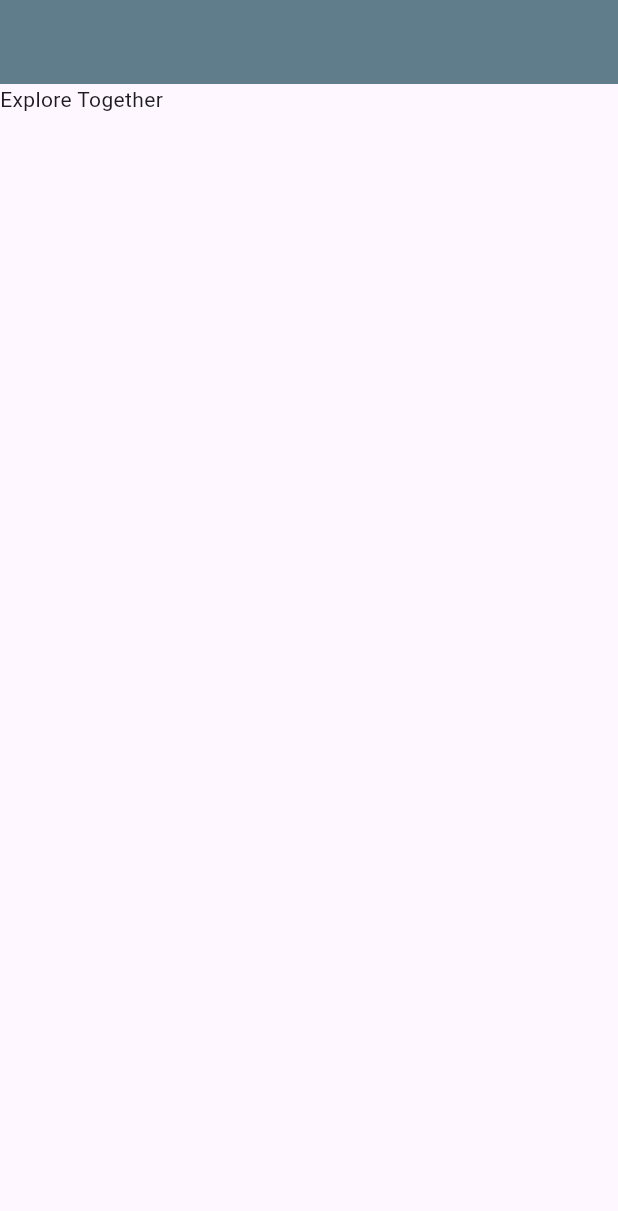
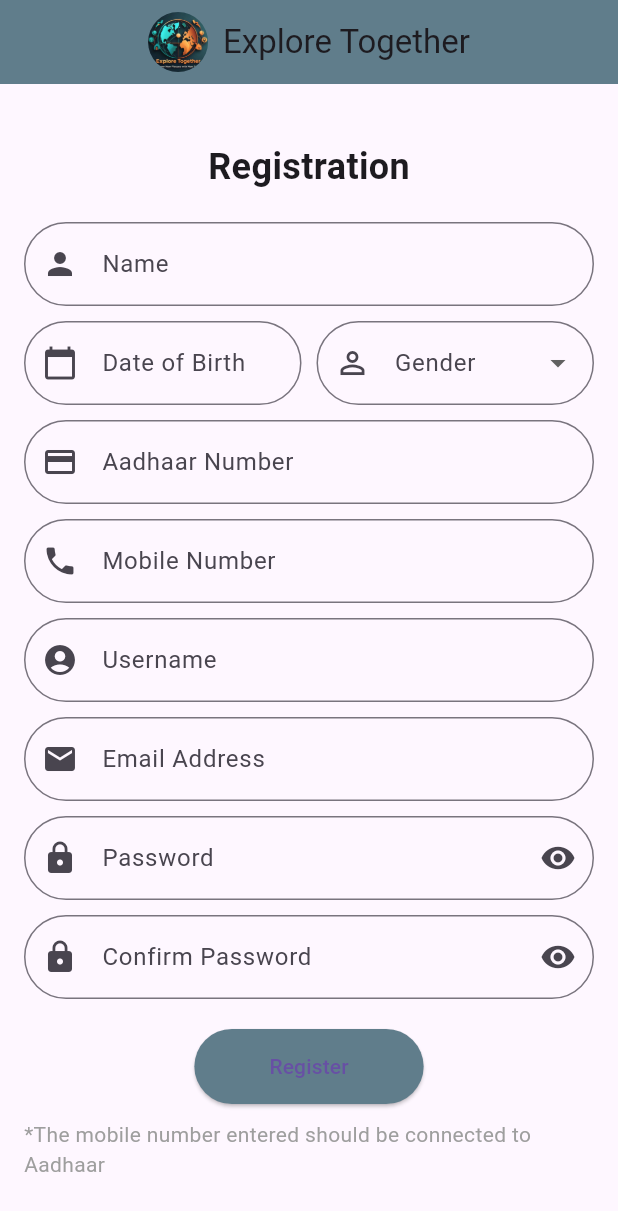
Before and after one commit to aswanth-team/ExploreTogether, a Flutter app: the screen it shows after launch, on a phone screen of 412 x 824 dp. Shown: the top 1211 px of the screen. Run offline on Flutter 3.47's test engine with Material 3 defaults, Android fonts, the phone set to English and light mode, and no system bars.

Commit message:
aswanth2commit2

```diff
--- a/lib/main.dart
+++ b/lib/main.dart
@@ -1,7 +1,8 @@
 import 'package:flutter/material.dart';
 import 'package:flutter_application_1/user/screens/login_screen.dart';
+import 'package:flutter_application_1/user/screens/registration_screen.dart';
 
 void main() {
-  runApp(MaterialApp(home: LoginScreen()));
+  runApp(MaterialApp(home: RegistrationScreen()));
 
 }
--- /dev/null
+++ b/lib/user/screens/registration_screen.dart
@@ -0,0 +1,252 @@
+import 'package:flutter/material.dart';
+import 'package:flutter_application_1/user/screens/login_screen.dart';
+
+class RegistrationScreen extends StatefulWidget {
+  const RegistrationScreen({super.key});
+
+  @override
+  State<RegistrationScreen> createState() => _RegistrationScreenState();
+}
+
+
+class _RegistrationScreenState extends State<RegistrationScreen> {
+  final _formKey = GlobalKey<FormState>();
+  TextEditingController nameController = TextEditingController();
+  TextEditingController dobController = TextEditingController();
+  TextEditingController aadhaarController = TextEditingController();
+  TextEditingController mobileController = TextEditingController();
+  TextEditingController usernameController = TextEditingController();
+  TextEditingController emailController = TextEditingController();
+  TextEditingController passwordController = TextEditingController();
+  TextEditingController confirmPasswordController = TextEditingController();
+  String? gender;
+  bool _isPasswordHidden = true;
+  bool _isConfirmPasswordHidden = true;
+
+  Future<void> _selectDate(BuildContext context) async {
+    final DateTime? picked = await showDatePicker(
+      context: context,
+      initialDate: DateTime.now(),
+      firstDate: DateTime(1900),
+      lastDate: DateTime.now(),
+    );
+    if (picked != null) {
+      setState(() {
+        dobController.text = "${picked.day}/${picked.month}/${picked.year}";
+      });
+    }
+  }
+
+  String? _validateEmail(String? value) {
+    final emailPattern = r'^[\w-\.]+@([\w-]+\.)+[\w-]{2,4}$';
+    final regex = RegExp(emailPattern);
+    if (value == null || value.isEmpty) {
+      return 'Email is required';
+    } else if (!regex.hasMatch(value)) {
+      return 'Enter a valid email';
+    }
+    return null;
+  }
+
+  String? _requiredValidator(String? value) {
+    if (value == null || value.isEmpty) {
+      return 'This field is required';
+    }
+    return null;
+  }
+
+  // Custom InputDecoration with rounded borders
+  InputDecoration _inputDecoration(String label, IconData icon) {
+    return InputDecoration(
+      labelText: label,
+      border: OutlineInputBorder(
+        borderRadius: BorderRadius.circular(30), // Set rounded corners
+      ),
+      prefixIcon: Icon(icon),
+    );
+  }
+
+  void signuphandle(){
+                    if (_formKey.currentState!.validate()) {
+                        // Form is valid
+                        print("Name: ${nameController.text}");
+                        print("DOB: ${dobController.text}");
+                        print("Gender: $gender");
+                        print("Aadhaar Number: ${aadhaarController.text}");
+                        print("Mobile Number: ${mobileController.text}");
+                        print("Username: ${usernameController.text}");
+                        print("Email: ${emailController.text}");
+                        print("Password: ${passwordController.text}");
+                        print("Confirm Password: ${confirmPasswordController.text}");
+                        Navigator.push(context, MaterialPageRoute(builder: (context) {
+                          return LoginScreen();
+                        },));
+                      }
+                    }
+  @override
+  Widget build(BuildContext context) {
+    return Scaffold(
+      appBar: AppBar(
+        backgroundColor: Colors.blueGrey,
+        centerTitle: true,
+        title: Row(
+          mainAxisSize: MainAxisSize.min,
+          children: [
+            ClipOval(
+              child: Image.asset(
+                'assets/logo.jpg',
+                width: 40,
+                height: 40,
+                fit: BoxFit.cover,
+              ),
+            ),
+            SizedBox(width: 10),
+            Text("Explore Together"),
+          ],
+        ),
+      ),
+      body: Center(
+        child: Padding(
+          padding: const EdgeInsets.all(16.0),
+          child: SingleChildScrollView(
+            child: Form(
+              key: _formKey,
+              child: Column(
+                mainAxisAlignment: MainAxisAlignment.center,
+                children: [
+                  Text(
+                    'Registration',
+                    style: TextStyle(fontSize: 24, fontWeight: FontWeight.bold),
+                  ),
+                  SizedBox(height: 20),
+                  TextFormField(
+                    controller: nameController,
+                    decoration: _inputDecoration('Name', Icons.person),
+                    validator: _requiredValidator,
+                  ),
+                  SizedBox(height: 10),
+                  Row(
+                    children: [
+                      Expanded(
+                        child: TextFormField(
+                          controller: dobController,
+                          readOnly: true,
+                          decoration: _inputDecoration('Date of Birth', Icons.calendar_today),
+                          onTap: () => _selectDate(context),
+                          validator: _requiredValidator,
+                        ),
+                      ),
+                      SizedBox(width: 10),
+                      Expanded(
+                        child: DropdownButtonFormField<String>(
+                          value: gender,
+                          decoration: InputDecoration(
+                            labelText: 'Gender',
+                            border: OutlineInputBorder(
+                              borderRadius: BorderRadius.circular(30), // Added rounded border here
+                            ),
+                            prefixIcon: Icon(Icons.person_outline),
+                          ),
+                          items: ['Male', 'Female', 'Others']
+                              .map((String value) => DropdownMenuItem(
+                                    value: value,
+                                    child: Text(value),
+                                  ))
+                              .toList(),
+                          onChanged: (String? newValue) {
+                            setState(() {
+                              gender = newValue;
+                            });
+                          },
+                          validator: (value) => value == null ? 'Gender is required' : null,
+                        ),
+                      ),
+                    ],
+                  ),
+                  SizedBox(height: 10),
+                  TextFormField(
+                    controller: aadhaarController,
+                    decoration: _inputDecoration('Aadhaar Number', Icons.credit_card),
+                    validator: _requiredValidator,
+                  ),
+                  SizedBox(height: 10),
+                  TextFormField(
+                    controller: mobileController,
+                    decoration: _inputDecoration('Mobile Number', Icons.phone),
+                    validator: _requiredValidator,
+                  ),
+                  SizedBox(height: 10),
+                  TextFormField(
+                    controller: usernameController,
+                    decoration: _inputDecoration('Username', Icons.account_circle),
+                    validator: _requiredValidator,
+                  ),
+                  SizedBox(height: 10),
+                  TextFormField(
+                    controller: emailController,
+                    decoration: _inputDecoration('Email Address', Icons.email),
+                    validator: _validateEmail,
+                  ),
+                  SizedBox(height: 10),
+                  TextFormField(
+                    controller: passwordController,
+                    obscureText: _isPasswordHidden,
+                    decoration: _inputDecoration('Password', Icons.lock).copyWith(
+                      suffixIcon: IconButton(
+                        icon: Icon(
+                          _isPasswordHidden
+                              ? Icons.visibility
+                              : Icons.visibility_off,
+                        ),
+                        onPressed: () {
+                          setState(() {
+                            _isPasswordHidden = !_isPasswordHidden;
+                          });
+                        },
+                      ),
+                    ),
+                    validator: _requiredValidator,
+                  ),
+                  SizedBox(height: 10),
+                  TextFormField(
+                    controller: confirmPasswordController,
+                    obscureText: _isConfirmPasswordHidden,
+                    decoration: _inputDecoration('Confirm Password', Icons.lock).copyWith(
+                      suffixIcon: IconButton(
+                        icon: Icon(
+                          _isConfirmPasswordHidden
+                              ? Icons.visibility
+                              : Icons.visibility_off,
+                        ),
+                        onPressed: () {
+                          setState(() {
+                            _isConfirmPasswordHidden = !_isConfirmPasswordHidden;
+                          });
+                        },
+                      ),
+                    ),
+                    validator: _requiredValidator,
+                  ),
+                  SizedBox(height: 20),
+                  ElevatedButton(
+                    onPressed: signuphandle,
+                    child: Text("Register"),
+                    style: ElevatedButton.styleFrom(
+                      backgroundColor: Colors.blueGrey,
+                      padding: EdgeInsets.symmetric(horizontal: 50, vertical: 15),
+                    ),
+                  ),
+                  SizedBox(height: 10),
+                  Text(
+                    '*The mobile number entered should be connected to Aadhaar',
+                    style: TextStyle(color: Colors.grey),
+                  ),
+                ],
+              ),
+            ),
+          ),
+        ),
+      ),
+    );
+  }
+}
--- a/pubspec.yaml
+++ b/pubspec.yaml
@@ -59,8 +59,9 @@ flutter:
   uses-material-design: true
 
   # To add assets to your application, add an assets section, like this:
-  # assets:
-  #   - images/a_dot_burr.jpeg
+  assets:
+    - assets/logo.jpg
+   # - images/a_dot_burr.jpeg
   #   - images/a_dot_ham.jpeg
 
   # An image asset can refer to one or more resolution-specific "variants", see
```
Also changed, not shown: assets/logo.jpg (added), web_entrypoint.dart (added).
